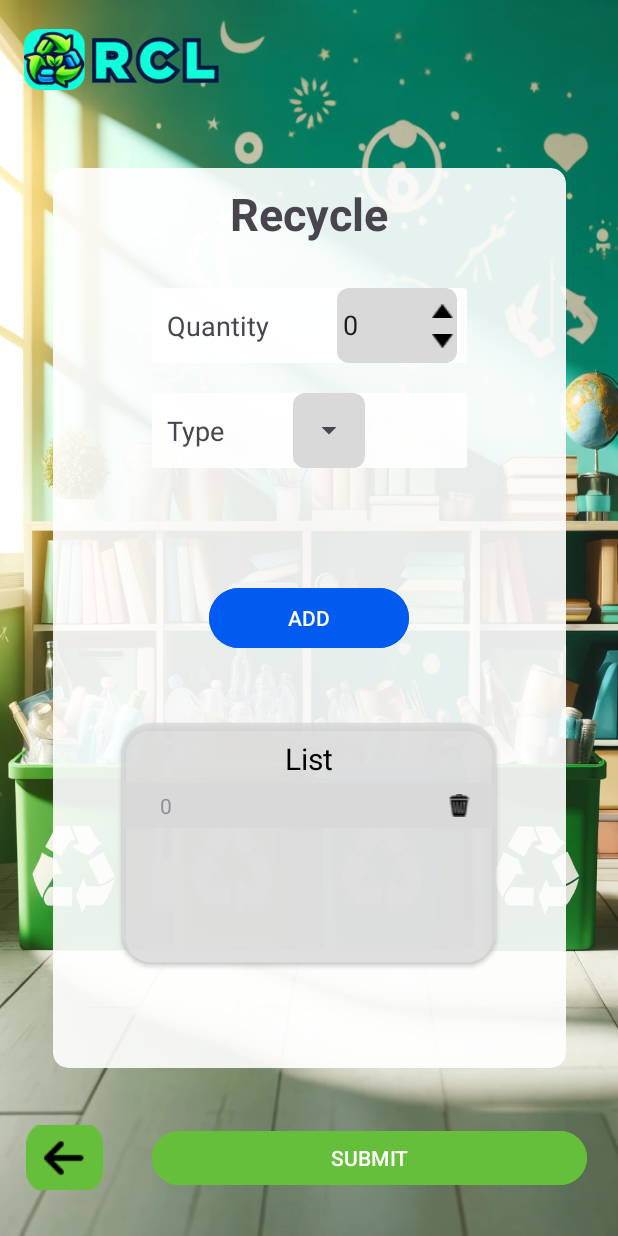
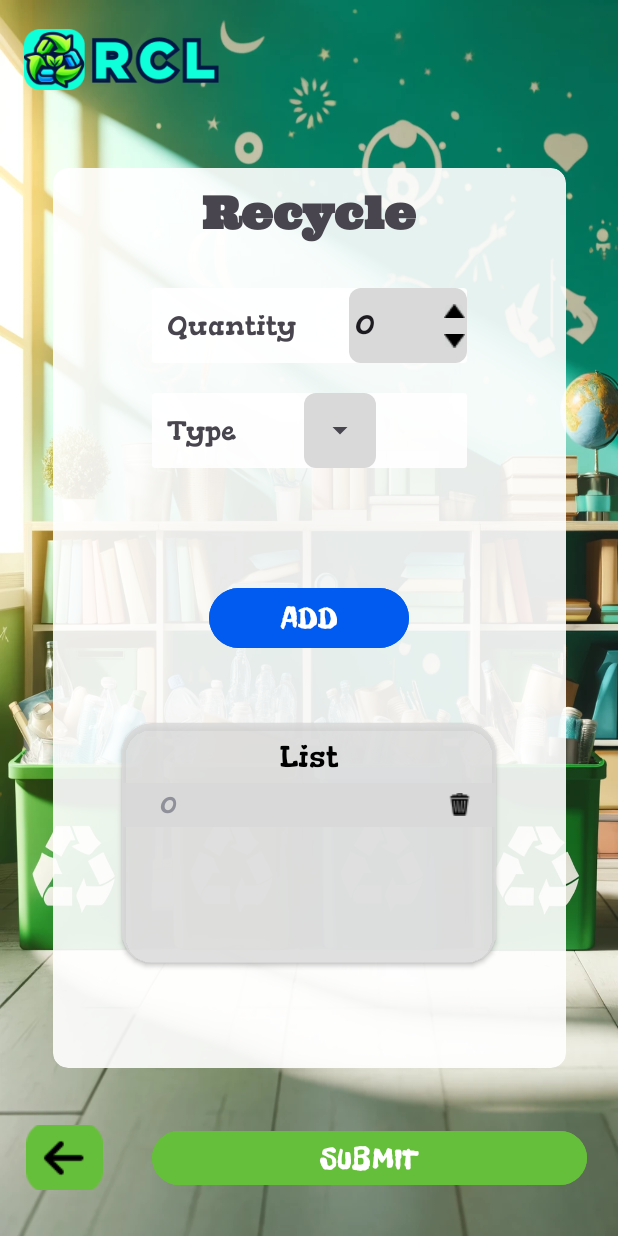
Before and after one commit to CodeBrosLab/RCL-App, an Android app: the RecycleActivity screen opened directly, with no data from a screen before it, after a tap on "ADD", on a phone screen of 412 x 824 dp. Run offline under Robolectric (Android 15) with nearby library versions, the phone set to English and light mode, and no system bars; network calls fail; 1 statement that could not run was skipped.

Commit message:
finish top3 users activity, added fonts to all activities

```diff
--- a/frontend/app/src/main/java/com/example/rcl_app/activities/AdminOpenRequestsActivity.java
+++ b/frontend/app/src/main/java/com/example/rcl_app/activities/AdminOpenRequestsActivity.java
@@ -2,6 +2,7 @@ package com.example.rcl_app.activities;
 
 import android.content.Intent;
 import android.os.Bundle;
+import android.text.Html;
 import android.view.View;
 import android.widget.Button;
 import android.widget.ExpandableListView;
@@ -11,6 +12,7 @@ import android.widget.TextView;
 import android.widget.Toast;
 
 import androidx.appcompat.app.AppCompatActivity;
+import androidx.core.text.HtmlCompat;
 
 import com.example.rcl_app.R;
 import com.example.rcl_app.adapters.OpenRequestExpandableListViewAdapter;
--- a/frontend/app/src/main/java/com/example/rcl_app/activities/YourRewardsActivity.java
+++ b/frontend/app/src/main/java/com/example/rcl_app/activities/YourRewardsActivity.java
@@ -62,8 +62,7 @@ public class YourRewardsActivity extends AppCompatActivity {
     }
 
     public void logout(View view){
-        Intent logout = new Intent(YourRewardsActivity.this, LoginActivity.class);
-        startActivity(logout);
+        finish();
 
     }
 }
--- a/frontend/app/src/main/res/layout/activity_admin_open_requests.xml
+++ b/frontend/app/src/main/res/layout/activity_admin_open_requests.xml
@@ -33,11 +33,11 @@
             android:layout_width="wrap_content"
             android:layout_height="wrap_content"
             android:text="@string/updateItemPoints"
-            android:textSize="20dp"
+            android:textSize="16dp"
             android:id="@+id/editItemPointsBtn"
             android:fontFamily="@font/freckle_face"
             android:layout_centerVertical="true"
-            android:layout_marginStart="230dp"
+            android:layout_marginStart="260dp"
             android:textColor="@color/white"
             android:clickable="true"/>
 
--- a/frontend/app/src/main/res/layout/activity_login.xml
+++ b/frontend/app/src/main/res/layout/activity_login.xml
@@ -40,6 +40,7 @@
                 android:layout_gravity="center"
                 android:layout_marginTop="10dp"
                 android:text="@string/loginTitle"
+                android:fontFamily="@font/ultra"
                 android:textSize="30sp"
                 android:textStyle="bold" />
 
@@ -48,6 +49,7 @@
                 android:layout_height="wrap_content"
                 android:layout_marginStart="30dp"
                 android:layout_marginTop="90dp"
+                android:fontFamily="@font/gorditas"
                 android:text="@string/username"
                 android:textSize="18sp" />
 
@@ -66,6 +68,7 @@
                 android:layout_marginStart="30dp"
                 android:layout_marginTop="20dp"
                 android:text="@string/password"
+                android:fontFamily="@font/gorditas"
                 android:textSize="18sp" />
 
             <EditText
@@ -86,6 +89,7 @@
                 android:layout_marginTop="30dp"
                 android:backgroundTint="@color/green"
                 android:text="@string/login"
+                android:fontFamily="@font/freckle_face"
                 android:textColor="@color/white"
                 android:textSize="20sp" />
         </LinearLayout>
@@ -97,6 +101,7 @@
         android:layout_width="wrap_content"
         android:layout_height="wrap_content"
         android:clickable="true"
+        android:fontFamily="@font/gorditas"
         android:text="No Account yet? Register Here"
         android:textColor="@color/black"
         android:textSize="18sp"
@@ -112,6 +117,7 @@
         android:layout_height="60dp"
         android:background="@color/grey_transparent"
         android:gravity="center"
+        android:fontFamily="@font/freckle_face"
         android:text="@string/credits"
         android:textAlignment="center"
         android:textSize="20dp"
--- a/frontend/app/src/main/res/layout/activity_recycle.xml
+++ b/frontend/app/src/main/res/layout/activity_recycle.xml
@@ -37,6 +37,7 @@
             android:layout_gravity="center|top"
             android:layout_marginTop="10dp"
             android:text="Recycle"
+            android:fontFamily="@font/ultra"
             android:textSize="30sp"
             android:textStyle="bold" />
 
@@ -61,13 +62,14 @@
                     android:layout_gravity="center"
                     android:layout_marginStart="10dp"
                     android:text="@string/quantity"
+                    android:fontFamily="@font/gorditas"
                     android:textSize="18sp" />
 
                 <LinearLayout
                     android:layout_width="wrap_content"
                     android:layout_height="match_parent"
                     android:layout_gravity="right"
-                    android:layout_marginStart="45dp"
+                    android:layout_marginStart="35dp"
                     android:background="@drawable/rounded_corners_background"
                     android:orientation="horizontal">
 
@@ -76,6 +78,7 @@
                         android:layout_width="60dp"
                         android:layout_height="match_parent"
                         android:backgroundTint="@color/grey"
+                        android:fontFamily="@font/gorditas"
                         android:text="0"
                         android:inputType="number"
                         android:id="@+id/amountInput"/>
@@ -129,6 +132,7 @@
                     android:layout_gravity="center"
                     android:layout_marginStart="10dp"
                     android:text="@string/type"
+                    android:fontFamily="@font/gorditas"
                     android:textSize="18sp" />
 
                 <LinearLayout
@@ -161,7 +165,9 @@
             android:layout_height="wrap_content"
             android:layout_gravity="center"
             android:backgroundTint="@color/blue"
-            android:text="@string/addBtnTxt" />
+            android:text="@string/addBtnTxt"
+            android:textSize="20dp"
+            android:fontFamily="@font/freckle_face"/>
 
         <androidx.cardview.widget.CardView
             android:layout_width="249dp"
@@ -176,7 +182,7 @@
                 android:layout_height="wrap_content"
                 android:layout_gravity="center|top"
                 android:layout_marginTop="10dp"
-
+                android:fontFamily="@font/gorditas"
                 android:text="@string/listTxtTitle"
                 android:textColor="@color/black"
                 android:textSize="20dp" />
@@ -225,7 +231,9 @@
             android:layout_width="290dp"
             android:layout_height="44dp"
             android:backgroundTint="@color/green"
-            android:text="@string/recycleBtnTxt" />
+            android:text="@string/recycleBtnTxt"
+            android:textSize="20dp"
+            android:fontFamily="@font/freckle_face"/>
 
         <Space
             android:layout_width="16dp"
--- a/frontend/app/src/main/res/layout/activity_update_recycle_item_points.xml
+++ b/frontend/app/src/main/res/layout/activity_update_recycle_item_points.xml
@@ -83,7 +83,7 @@
             android:layout_height="wrap_content"
             android:textSize="25dp"
             android:textColor="@color/white"
-            android:fontFamily="@font/gorditas"
+            android:fontFamily="@font/freckle_face"
             android:backgroundTint="@color/blue"
             android:text="@string/update" />
 
--- a/frontend/app/src/main/res/layout/activity_your_rewards.xml
+++ b/frontend/app/src/main/res/layout/activity_your_rewards.xml
@@ -118,7 +118,7 @@
         android:layout_height="wrap_content"
         android:layout_gravity="center"
         android:backgroundTint="@color/green"
-        android:fontFamily="@font/gorditas"
+        android:fontFamily="@font/freckle_face"
         android:text="@string/gotorcl"
         android:textColor="@color/black"
         android:textSize="20dp"
--- a/frontend/app/src/main/res/layout/open_request_body_list_single_item_layout.xml
+++ b/frontend/app/src/main/res/layout/open_request_body_list_single_item_layout.xml
@@ -11,6 +11,9 @@
         android:layout_height="wrap_content"
         android:id="@+id/openRequestItemQuantityTxt"
         android:text="5"
+        android:textColor="@color/black"
+        android:textSize="20dp"
+        android:fontFamily="@font/gorditas"
         android:layout_marginLeft="20dp"/>
 
     <TextView
@@ -18,6 +21,9 @@
         android:layout_height="wrap_content"
         android:id="@+id/openRequestItemName"
         android:text="Glass"
+        android:textColor="@color/black"
+        android:textSize="20dp"
+        android:fontFamily="@font/freckle_face"
         android:layout_weight="1"
         android:layout_marginLeft="30dp"/>
 </LinearLayout>
--- a/frontend/app/src/main/res/layout/request_list_single_item_layout.xml
+++ b/frontend/app/src/main/res/layout/request_list_single_item_layout.xml
@@ -12,6 +12,8 @@
         android:layout_height="wrap_content"
         android:id="@+id/requestItemQuantityTxt"
         android:text="10"
+        android:textSize="15dp"
+        android:fontFamily="@font/gorditas"
         android:layout_marginLeft="20dp"/>
 
     <TextView
@@ -19,12 +21,15 @@
         android:layout_height="wrap_content"
         android:id="@+id/requestItemName"
         android:text="Glass"
+        android:fontFamily="@font/gorditas"
+        android:textSize="15dp"
+        android:textColor="@color/black"
         android:layout_weight="3"
         android:layout_marginLeft="30dp"/>
 
     <ImageView
         android:layout_width="wrap_content"
-        android:layout_height="wrap_content"
+        android:layout_height="15dp"
         android:src="@drawable/bin"
         android:id="@+id/deleteRequestItemBtn"
         android:layout_marginLeft="20dp"
--- a/frontend/app/src/main/res/layout/single_open_request_body_layout.xml
+++ b/frontend/app/src/main/res/layout/single_open_request_body_layout.xml
@@ -41,6 +41,9 @@
                 android:layout_width="wrap_content"
                 android:layout_height="wrap_content"
                 android:text="@string/approve"
+                android:fontFamily="@font/freckle_face"
+                android:textSize="20dp"
+                android:textColor="@color/white"
                 android:backgroundTint="@color/green"
                 android:id="@+id/approveBtn"/>
 
@@ -48,6 +51,9 @@
                 android:layout_width="wrap_content"
                 android:layout_height="wrap_content"
                 android:text="@string/decline"
+                android:textColor="@color/white"
+                android:fontFamily="@font/freckle_face"
+                android:textSize="20dp"
                 android:backgroundTint="@color/red"
                 android:layout_marginStart="40dp"
                 android:id="@+id/declineBtn"/>
--- a/frontend/app/src/main/res/layout/update_recycle_items_list_layout.xml
+++ b/frontend/app/src/main/res/layout/update_recycle_items_list_layout.xml
@@ -10,6 +10,8 @@
         android:layout_height="wrap_content"
         android:text="Item 1"
         android:textSize="20dp"
+        android:textColor="@color/black"
+        android:fontFamily="@font/gorditas"
         android:layout_marginTop="10dp"
         android:layout_marginLeft="10dp"
         android:id="@+id/itemName" />
@@ -19,7 +21,8 @@
         android:layout_height="wrap_content"
         android:inputType="text"
         android:hint="Something"
-        android:layout_marginLeft="70dp"
+        android:fontFamily="@font/gorditas"
+        android:layout_marginLeft="80dp"
         android:layout_marginTop="10dp"
         android:id="@+id/editItemInput"/>
 
```
Also changed, not shown: frontend/app/src/main/res/layout/activity_registration.xml (+6 -1 lines), frontend/app/src/main/res/layout/activity_statistics.xml (+38 -20 lines), frontend/app/src/main/res/layout/single_open_request_header_layout.xml (+6 -2 lines), frontend/app/src/main/res/drawable/podium.png (added), 2 other files.
